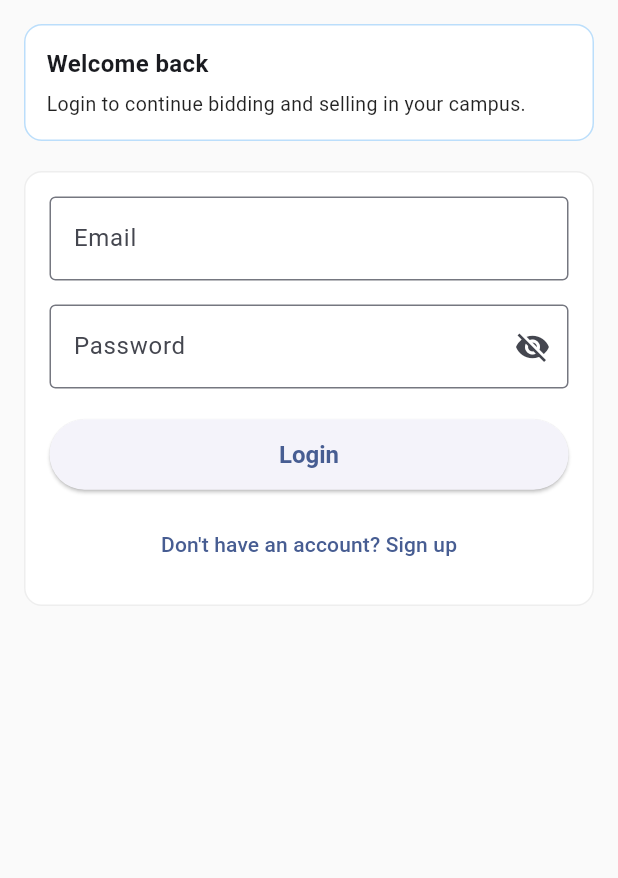
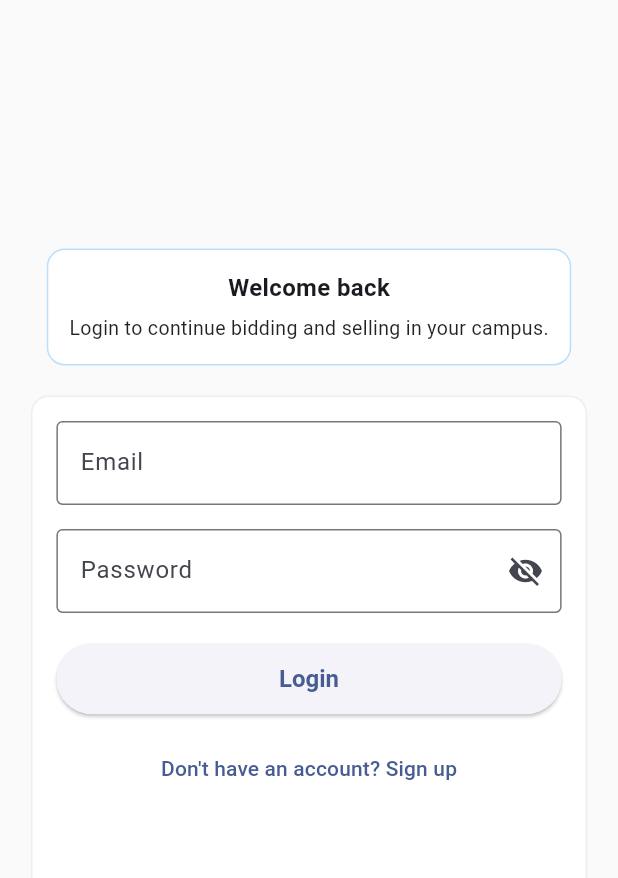
Before and after one commit to MohamadSanas/DormDeal, a Flutter app: the screen it shows after launch, after a tap on "Login", after a tap on "Don't have an account? Sign up", after a tap on "Already have an account? Login", on a phone screen of 412 x 824 dp, the part 84-962 px from its top. Run offline on Flutter 3.47's test engine with Material 3 defaults, Android fonts, the phone set to English and light mode, and no system bars; our stand-ins replace cached_network_image, flutter_dotenv, image_picker, timeago.

Commit message:
fix: center login and signup form layouts

```diff
--- a/DormDeal/lib/main.dart
+++ b/DormDeal/lib/main.dart
@@ -1,7 +1,6 @@
 import 'package:campus_marketplace/screens/login_screen.dart';
 import 'package:flutter/material.dart';
 import 'package:flutter_dotenv/flutter_dotenv.dart';
-import 'screens/home_screen.dart';
 
 Future<void> main() async {
   WidgetsFlutterBinding.ensureInitialized();
--- a/DormDeal/lib/screens/login_screen.dart
+++ b/DormDeal/lib/screens/login_screen.dart
@@ -14,6 +14,9 @@ class _LoginScreenState extends State<LoginScreen> {
 
   bool _obscurePassword = true;
   bool _isLoading = false;
+
+  double get screenWidth => MediaQuery.of(context).size.width;
+  double get screenHeight => MediaQuery.of(context).size.height;
 
   final _formKey = GlobalKey<FormState>();
 
@@ -64,13 +67,18 @@ class _LoginScreenState extends State<LoginScreen> {
         ),
         elevation: 0,
       ),
-      body: SingleChildScrollView(
+      body: LayoutBuilder(
+        builder: (context, constraints) {
+          return SingleChildScrollView(
             padding: const EdgeInsets.fromLTRB(16, 16, 16, 24),
+            child: ConstrainedBox(
+              constraints: BoxConstraints(minHeight: constraints.maxHeight),
               child: Column(
-          crossAxisAlignment: CrossAxisAlignment.stretch,
+                mainAxisAlignment: MainAxisAlignment.center,
+                crossAxisAlignment: CrossAxisAlignment.center,
                 children: [
-            // 🔵 Header Card (matches HomeScreen style)
-            Container(
+                  Center(
+                    child: Container(
                       padding: const EdgeInsets.all(14),
                       decoration: BoxDecoration(
                         color: Colors.white,
@@ -78,7 +86,7 @@ class _LoginScreenState extends State<LoginScreen> {
                         border: Border.all(color: Colors.blue.shade100),
                       ),
                       child: const Column(
-                crossAxisAlignment: CrossAxisAlignment.start,
+                        crossAxisAlignment: CrossAxisAlignment.center,
                         children: [
                           Text(
                             'Welcome back',
@@ -98,12 +106,15 @@ class _LoginScreenState extends State<LoginScreen> {
                         ],
                       ),
                     ),
+                  ),
 
                   const SizedBox(height: 20),
 
-            // 🧾 Form Card
-            Container(
+                  Center(
+                    child: Container(
                       padding: const EdgeInsets.all(16),
+                      width: screenWidth < screenHeight ? screenWidth * 0.9 : screenWidth * 0.5,
+                      height: screenHeight * 0.45,
                       decoration: BoxDecoration(
                         color: Colors.white,
                         borderRadius: BorderRadius.circular(12),
@@ -113,7 +124,7 @@ class _LoginScreenState extends State<LoginScreen> {
                         key: _formKey,
                         child: Column(
                           children: [
-                    // 📧 Email
+                    // Email
                     TextFormField(
                       controller: _emailController,
                       keyboardType: TextInputType.emailAddress,
@@ -134,7 +145,7 @@ class _LoginScreenState extends State<LoginScreen> {
 
                     const SizedBox(height: 16),
 
-                    // 🔒 Password
+                    // Password
                     TextFormField(
                       controller: _passwordController,
                       obscureText: _obscurePassword,
@@ -208,9 +219,13 @@ class _LoginScreenState extends State<LoginScreen> {
                         ),
                       ),
                     ),
+                  ),
                 ],
               ),
             ),
           );
+        },
+      ),
+    );
   }
 }
--- a/DormDeal/lib/screens/signup_screen.dart
+++ b/DormDeal/lib/screens/signup_screen.dart
@@ -69,13 +69,18 @@ class _SignupScreenState extends State<SignupScreen> {
         ),
         elevation: 0,
       ),
-      body: SingleChildScrollView(
+      body: LayoutBuilder(
+        builder: (context, constraints) {
+          return SingleChildScrollView(
             padding: const EdgeInsets.fromLTRB(16, 16, 16, 24),
+            child: ConstrainedBox(
+              constraints: BoxConstraints(minHeight: constraints.maxHeight),
               child: Column(
-          crossAxisAlignment: CrossAxisAlignment.stretch,
+                mainAxisAlignment: MainAxisAlignment.center,
+                crossAxisAlignment: CrossAxisAlignment.center,
                 children: [
-            // 🔵 Header Card
-            Container(
+                  Center(
+                    child: Container(
                       padding: const EdgeInsets.all(14),
                       decoration: BoxDecoration(
                         color: Colors.white,
@@ -83,7 +88,7 @@ class _SignupScreenState extends State<SignupScreen> {
                         border: Border.all(color: Colors.blue.shade100),
                       ),
                       child: const Column(
-                crossAxisAlignment: CrossAxisAlignment.start,
+                        crossAxisAlignment: CrossAxisAlignment.center,
                         children: [
                           Text(
                             'Create account',
@@ -103,12 +108,16 @@ class _SignupScreenState extends State<SignupScreen> {
                         ],
                       ),
                     ),
+                  ),
 
                   const SizedBox(height: 20),
 
-            // 🧾 Form Card
-            Container(
+                  Center(
+                    child: Container(
                       padding: const EdgeInsets.all(16),
+                      width: MediaQuery.of(context).size.width < MediaQuery.of(context).size.height
+                          ? MediaQuery.of(context).size.width * 0.9
+                          : MediaQuery.of(context).size.width * 0.5,
                       decoration: BoxDecoration(
                         color: Colors.white,
                         borderRadius: BorderRadius.circular(12),
@@ -223,15 +232,19 @@ class _SignupScreenState extends State<SignupScreen> {
                               builder: (_) => const LoginScreen()),
                         );
                       },
-                      child: const Text(
-                          "Already have an account? Login"),
+                      child: const Text("Already have an account? Login"),
                     ),
                           ],
                         ),
                       ),
                     ),
+                  ),
                 ],
+
               ),
+            ),
+          );
+        },
       ),
     );
   }
--- a/DormDeal/pubspec.yaml
+++ b/DormDeal/pubspec.yaml
@@ -10,7 +10,7 @@ environment:
 dependencies:
   flutter:
     sdk: flutter
-  flutter_dotenv: ^5.1.0
+  flutter_dotenv: ^6.0.1
   http: ^1.1.0
   image_picker: ^1.0.4
   url_launcher: ^6.2.1
@@ -20,8 +20,8 @@ dependencies:
 dev_dependencies:
   flutter_test:
     sdk: flutter
-  flutter_lints: ^2.0.0
-  flutter_launcher_icons: ^0.13.1
+  flutter_lints: ^6.0.0
+  flutter_launcher_icons: ^0.14.4
 
 flutter:
   uses-material-design: true
```
Also changed, not shown: DormDeal/pubspec.lock, 2 other files. Lines whose indentation alone changed are shown as unchanged.
